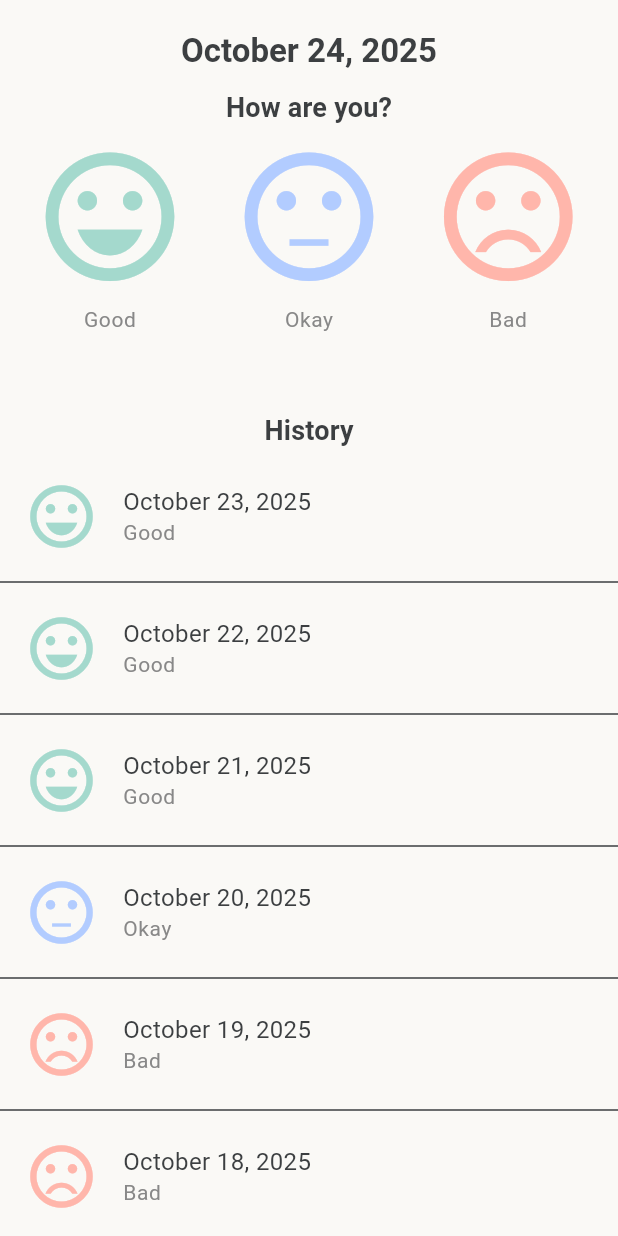
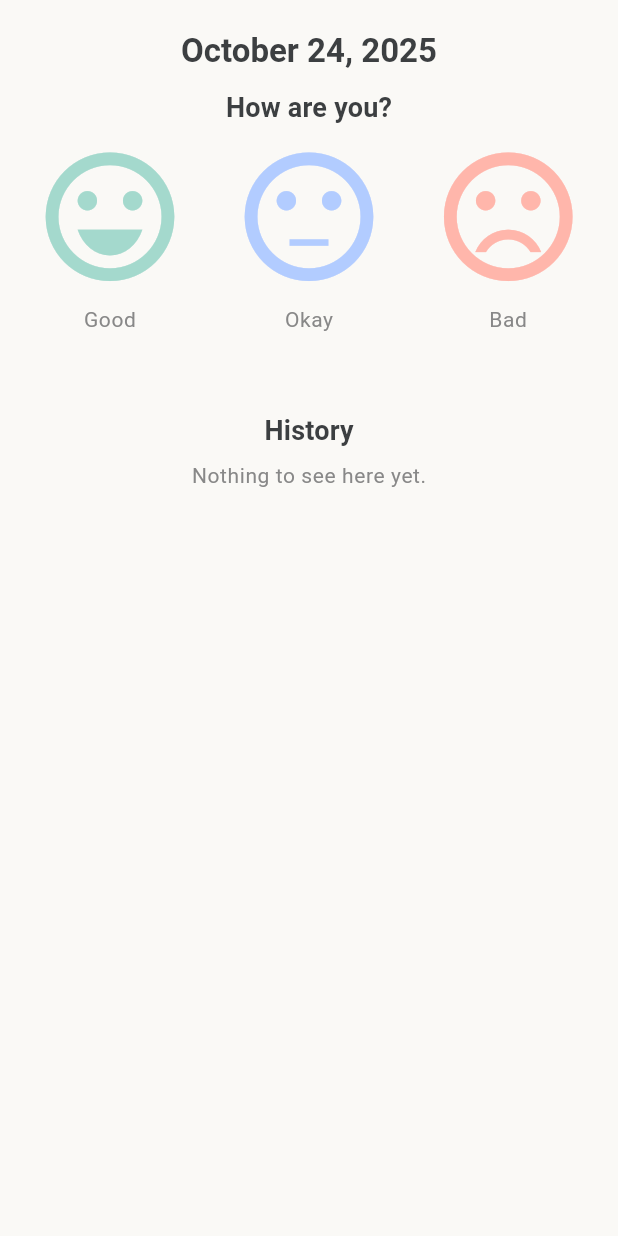
Before and after one commit to lajacl/mindfulness-app, a Flutter app: the MoodPage widget shown alone on an empty page, opened directly, after a tap on the "sentiment very satisfied" icon, after a tap on "Good", on a phone screen of 412 x 824 dp. Run offline on Flutter 3.47's test engine with Material 3 defaults, Android fonts, the phone set to English and light mode, and no system bars; our stand-ins replace shared_preferences, sqflite, youtube_player_iframe; accounts and stored records are empty.

Commit message:
Convert mood tab to using db data instead of prefs

```diff
--- a/lib/database/database_helper.dart
+++ b/lib/database/database_helper.dart
@@ -22,7 +22,7 @@ class DatabaseHelper {
   Future _createDB(Database db, int version) async {
     await db.execute('''
       CREATE TABLE mood_history (
-        id INTEGER PRIMARY KEY AUTOINCREMENT,
+        id INTEGER PRIMARY KEY,
         date TEXT NOT NULL,
         mood TEXT NOT NULL
       )
@@ -30,7 +30,7 @@ class DatabaseHelper {
 
     await db.execute('''
       CREATE TABLE journal (
-        id INTEGER PRIMARY KEY AUTOINCREMENT,
+        id INTEGER PRIMARY KEY,
         date TEXT NOT NULL,
         entry TEXT NOT NULL
       )
--- a/lib/database/repositories/mood_history_repository.dart
+++ b/lib/database/repositories/mood_history_repository.dart
@@ -1,3 +1,5 @@
+import 'package:sqflite/sqflite.dart';
+
 import '../database_helper.dart';
 import '../models/mood_entry.dart';
 
@@ -30,7 +32,7 @@ class MoodHistoryRepository {
 
   Future<int> add(MoodEntry entry) async {
     final db = await dbHelper.database;
-    return await db.insert(tableName, entry.toMap());
+    return await db.insert(tableName, entry.toMap(), conflictAlgorithm: ConflictAlgorithm.replace);
   }
 
   Future<int> update(MoodEntry entry) async {
@@ -38,7 +40,7 @@ class MoodHistoryRepository {
     return await db.update(tableName, entry.toMap());
   }
 
-  Future<int> deleteById(DateTime id) async {
+  Future<int> deleteById(int id) async {
     final db = await dbHelper.database;
     return await db.delete(tableName, where: 'id = ?', whereArgs: [id]);
   }
--- a/lib/mood.dart
+++ b/lib/mood.dart
@@ -1,8 +1,11 @@
 import 'package:flutter/material.dart';
+import 'package:flutter/services.dart';
 import 'package:intl/intl.dart';
 import 'package:mindfulness_app/data.dart';
+import 'package:mindfulness_app/database/repositories/mood_history_repository.dart';
 import 'package:mindfulness_app/theme.dart';
-import 'package:shared_preferences/shared_preferences.dart';
+
+import 'database/models/mood_entry.dart';
 
 class MoodPage extends StatefulWidget {
   const MoodPage({super.key});
@@ -12,66 +15,53 @@ class MoodPage extends StatefulWidget {
 }
 
 class _MoodPageState extends State<MoodPage> {
-  Mood? _mood;
-  final List<Mood> _moodHistory = [];
+  final MoodHistoryRepository _moodRepository = MoodHistoryRepository();
+  MoodEntry? _currentMood;
+  List<MoodEntry> _moodHistory = [];
 
   String _getDate() {
     DateTime datetime = DateTime.now();
     return DateFormat('MMMM d, yyyy').format(datetime);
   }
 
-  Future<void> _updateMood(Mood? mood) async {
-    final prefs = await SharedPreferences.getInstance();
-    if (mood != null) {
-      await prefs.setString('mood', mood.name);
+  Future<void> _updateMood(Mood? newMood) async {
+    if (newMood == null) {
+      await _moodRepository.deleteById(_currentMood!.id!);
+      _currentMood = null;
     } else {
-      await prefs.remove('mood');
+      MoodEntry nowMood = MoodEntry(
+        date: DateTime.now().toUtc().toIso8601String(),
+        mood: newMood.name,
+      );
+      await _moodRepository.add(nowMood);
+    }
+    _loadMoodData();
+  }
+
+  Future<void> _loadMoodData() async {
+    List<MoodEntry> moodEntries = await _moodRepository.getAllByDateDesc();
+    if (moodEntries.isNotEmpty &&
+        DateUtils.isSameDay(
+          DateTime.parse(moodEntries.first.date),
+          DateTime.now(),
+        )) {
+      _currentMood = moodEntries.first;
+      moodEntries.removeAt(0);
     }
     setState(() {
-      _mood = mood;
+      _moodHistory = moodEntries;
     });
   }
 
-  String _getMockDate(int daysPast) {
-    DateTime datetime = DateTime.now().subtract(Duration(days: daysPast));
-    return DateFormat('MMMM d, yyyy').format(datetime);
-  }
-
-  Future<void> _loadMoodData() async {
-    final prefs = await SharedPreferences.getInstance();
-    if (!prefs.containsKey('moodHistory')) {
-      List<String> moodList = [
-        'good',
-        'good',
-        'good',
-        'okay',
-        'bad',
-        'bad',
-        'okay',
-        'okay',
-        'good',
-        'good',
-        'bad',
-        'good',
-        'bad',
-        'okay',
-      ];
-      await prefs.setStringList('moodHistory', moodList);
-    }
-    List<String>? moodNameList = prefs.getStringList('moodHistory');
-    setState(() {
-      if (prefs.containsKey('mood')) {
-        _mood = Mood.values.byName(prefs.getString('mood')!);
-      }
-      moodNameList?.forEach((mood) {
-        _moodHistory.add(Mood.values.byName(mood));
-      });
-    });
+  String _getFormattedDate(String entryDateTime) {
+    DateTime dateTime = DateTime.parse(entryDateTime);
+    return DateFormat('EEEE, MMMM d, yyyy h:mm a').format(dateTime.toLocal());
   }
 
   @override
   void initState() {
     super.initState();
+    SystemChrome.setPreferredOrientations([DeviceOrientation.portraitUp]);
     _loadMoodData();
   }
 
@@ -86,7 +76,7 @@ class _MoodPageState extends State<MoodPage> {
         children: <Widget>[
           Text(_getDate(), style: Theme.of(context).textTheme.headlineLarge),
           SizedBox(height: 10),
-          if (_mood == null)
+          if (_currentMood == null)
             Column(
               children: [
                 Text(
@@ -119,10 +109,14 @@ class _MoodPageState extends State<MoodPage> {
           else
             Column(
               children: [
-                Icon(_mood!.icon, size: screenWidth / 4, color: _mood!.color),
+                Icon(
+                  Mood.values.byName(_currentMood!.mood).icon,
+                  size: screenWidth / 4,
+                  color: Mood.values.byName(_currentMood!.mood).color,
+                ),
                 TextButton.icon(
                   label: Text(
-                    _mood!.label,
+                    Mood.values.byName(_currentMood!.mood).label,
                     style: Theme.of(context).textTheme.bodySmall,
                   ),
                   icon: Icon(Icons.edit, color: MindfulnessTheme.softGray),
@@ -143,16 +137,18 @@ class _MoodPageState extends State<MoodPage> {
                       itemBuilder: (context, index) {
                         return ListTile(
                           leading: Icon(
-                            _moodHistory[index].icon,
+                            Mood.values.byName(_moodHistory[index].mood).icon,
                             size: 50,
-                            color: _moodHistory[index].color,
+                            color: Mood.values
+                                .byName(_moodHistory[index].mood)
+                                .color,
                           ),
                           title: Text(
-                            _getMockDate(index + 1),
+                            _getFormattedDate(_moodHistory[index].date),
                             style: Theme.of(context).textTheme.bodyMedium,
                           ),
                           subtitle: Text(
-                            _moodHistory[index].label,
+                            Mood.values.byName(_moodHistory[index].mood).label,
                             style: Theme.of(context).textTheme.bodySmall,
                           ),
                         );
```
